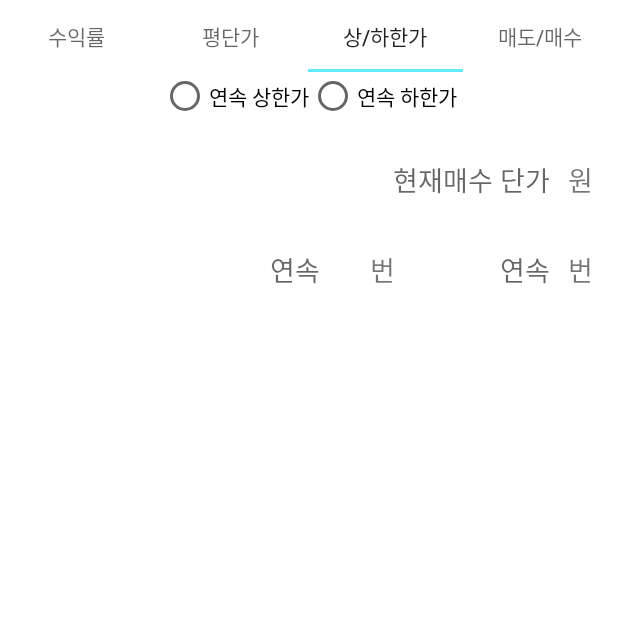
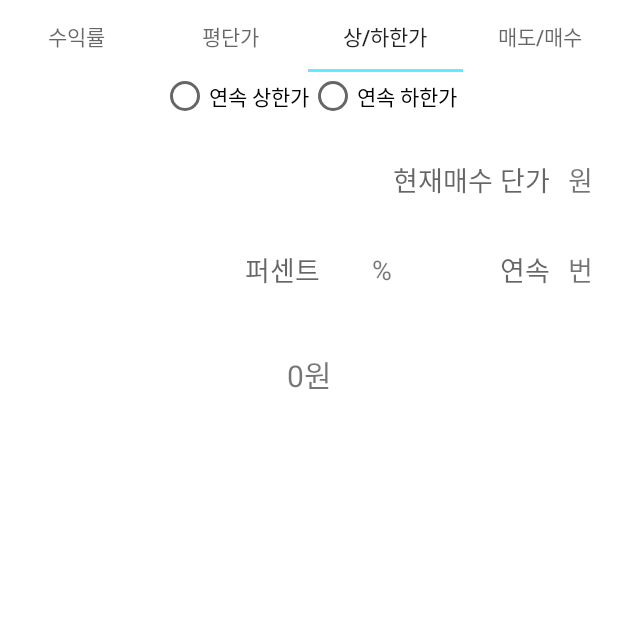
Before and after one commit to vpdls1511/stock_Android, an Android app: the screen it shows after launch (MainActivity), tab 3 chosen, on a phone screen of 412 x 824 dp, the top half of it. Run offline under Robolectric (Android 15) with nearby library versions, the phone set to English and light mode, and no system bars; libraries missing offline, so code that uses them is left out: com.gauravk.bubblenavigation; 2 statements that could not run were skipped.

Commit message:
contitnuity page function all apply

```diff
--- a/app/src/main/java/com/ngyu/stock/ui/fragments/CostFragment.kt
+++ b/app/src/main/java/com/ngyu/stock/ui/fragments/CostFragment.kt
@@ -22,6 +22,11 @@ open class CostFragment: Fragment()
     override fun onCreateView(inflater: LayoutInflater, container: ViewGroup?, savedInstanceState: Bundle?): View?
     {
         val v = inflater.inflate(R.layout.cost_stock, container, false)
+
+
+
+
+
         return v
     }
 }
--- a/app/src/main/res/layout/continuity_stock.xml
+++ b/app/src/main/res/layout/continuity_stock.xml
@@ -74,7 +74,7 @@
             android:background="@android:color/transparent"
             android:ems="10"
             android:gravity="center|right"
-            android:hint="연속"
+            android:hint="퍼센트"
             android:inputType="number" />
 
         <TextView
@@ -83,7 +83,7 @@
             android:layout_weight="1"
             android:height="30dp"
             android:gravity="center"
-            android:text="번"
+            android:text="%"
             android:textSize="18sp" />
 
         <LinearLayout
@@ -113,4 +113,12 @@
         </LinearLayout>
     </LinearLayout>
 
+    <TextView
+        android:id="@+id/result"
+        android:layout_width="match_parent"
+        android:layout_height="100dp"
+        android:gravity="center_horizontal|center_vertical"
+        android:text="0원"
+        android:textSize="20sp" />
+
 </LinearLayout>
--- a/app/src/main/res/layout/cost_stock.xml
+++ b/app/src/main/res/layout/cost_stock.xml
@@ -7,5 +7,8 @@
         android:id="@+id/textView3"
         android:layout_width="match_parent"
         android:layout_height="wrap_content"
-        android:text="매도/매수/재" />
+        android:text="매도/매수/재비용" />
+
+
+
 </LinearLayout>
```
Also changed, not shown: app/src/main/java/com/ngyu/stock/ui/fragments/ContinuityFragment.kt (+46 -1 lines).
